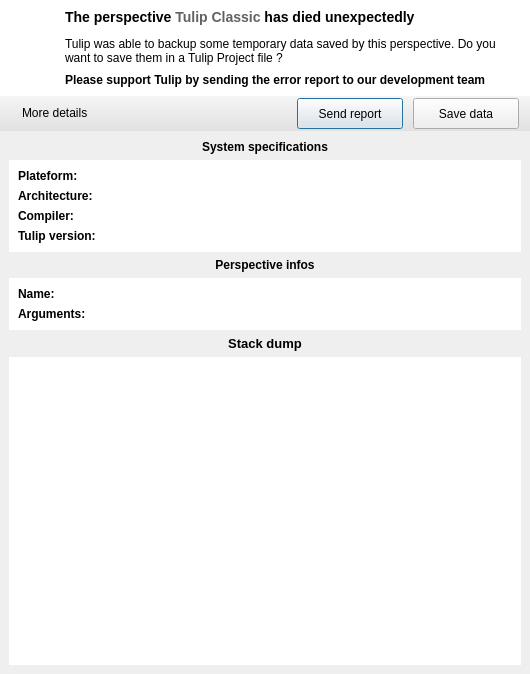
Before: the Qt Designer form software/tulip/designer/TulipPerspectiveCrashHandler.ui in vadivelselvaraj/TulipGLImprovement, drawn with Qt 5.
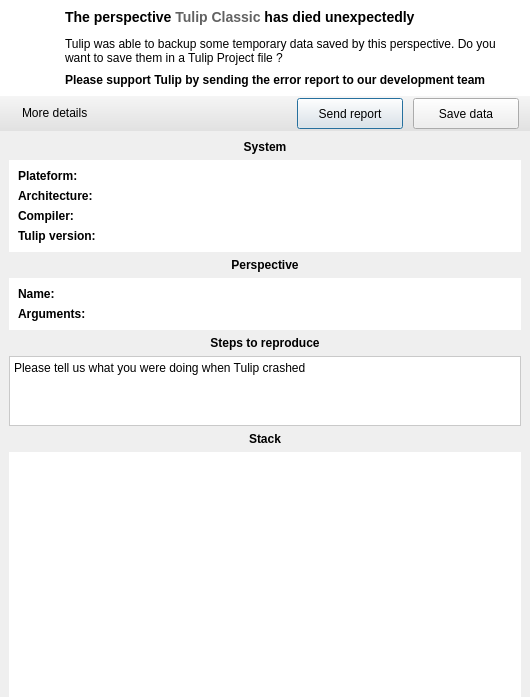
After: the same form once the commit is applied. Icons and pictures are not drawn.

Commit message: Adding possibility to include comments when reporting bugs from the crash handler

Diff of the .ui file:
```diff
--- a/software/tulip/designer/TulipPerspectiveCrashHandler.ui
+++ b/software/tulip/designer/TulipPerspectiveCrashHandler.ui
@@ -234,6 +234,11 @@
        <verstretch>0</verstretch>
       </sizepolicy>
      </property>
+     <property name="styleSheet">
+      <string notr="true">QLabel {
+font: bold;
+}</string>
+     </property>
      <property name="frameShape">
       <enum>QFrame::NoFrame</enum>
      </property>
@@ -250,7 +255,7 @@
          </sizepolicy>
         </property>
         <property name="text">
-         <string>&lt;b&gt;System specifications&lt;/b&gt;</string>
+         <string>System</string>
         </property>
         <property name="alignment">
          <set>Qt::AlignCenter</set>
@@ -347,7 +352,7 @@
       <item>
        <widget class="QLabel" name="label">
         <property name="text">
-         <string>&lt;b&gt;Perspective infos&lt;/b&gt;</string>
+         <string>Perspective</string>
         </property>
         <property name="alignment">
          <set>Qt::AlignCenter</set>
@@ -416,14 +421,36 @@
         </layout>
        </widget>
       </item>
+      <item>
+       <widget class="QLabel" name="label_2">
+        <property name="text">
+         <string>Steps to reproduce</string>
+        </property>
+        <property name="alignment">
+         <set>Qt::AlignCenter</set>
+        </property>
+       </widget>
+      </item>
+      <item>
+       <widget class="QPlainTextEdit" name="commentsEdit">
+        <property name="styleSheet">
+         <string notr="true">QPlainTextEdit { 
+  background-color: white; 
+border: 1px solid #C9C9C9;
+}</string>
+        </property>
+        <property name="frameShape">
+         <enum>QFrame::NoFrame</enum>
+        </property>
+        <property name="plainText">
+         <string>Please tell us what you were doing when Tulip crashed</string>
+        </property>
+       </widget>
+      </item>
       <item>
        <widget class="QLabel" name="dumpTitle">
         <property name="text">
-         <string>&lt;!DOCTYPE HTML PUBLIC &quot;-//W3C//DTD HTML 4.0//EN&quot; &quot;http://www.w3.org/TR/REC-html40/strict.dtd&quot;&gt;
-&lt;html&gt;&lt;head&gt;&lt;meta name=&quot;qrichtext&quot; content=&quot;1&quot; /&gt;&lt;style type=&quot;text/css&quot;&gt;
-p, li { white-space: pre-wrap; }
-&lt;/style&gt;&lt;/head&gt;&lt;body style=&quot; font-family:'DejaVu Sans'; font-size:10pt; font-weight:400; font-style:normal;&quot;&gt;
-&lt;p style=&quot; margin-top:0px; margin-bottom:0px; margin-left:0px; margin-right:0px; -qt-block-indent:0; text-indent:0px;&quot;&gt;&lt;span style=&quot; font-weight:600;&quot;&gt;Stack dump&lt;/span&gt;&lt;/p&gt;&lt;/body&gt;&lt;/html&gt;</string>
+         <string>Stack</string>
         </property>
         <property name="alignment">
          <set>Qt::AlignCenter</set>
```
Left out of the diff: 12 changed lines with no effect on the pictures. The commit also changes 1 other file.
